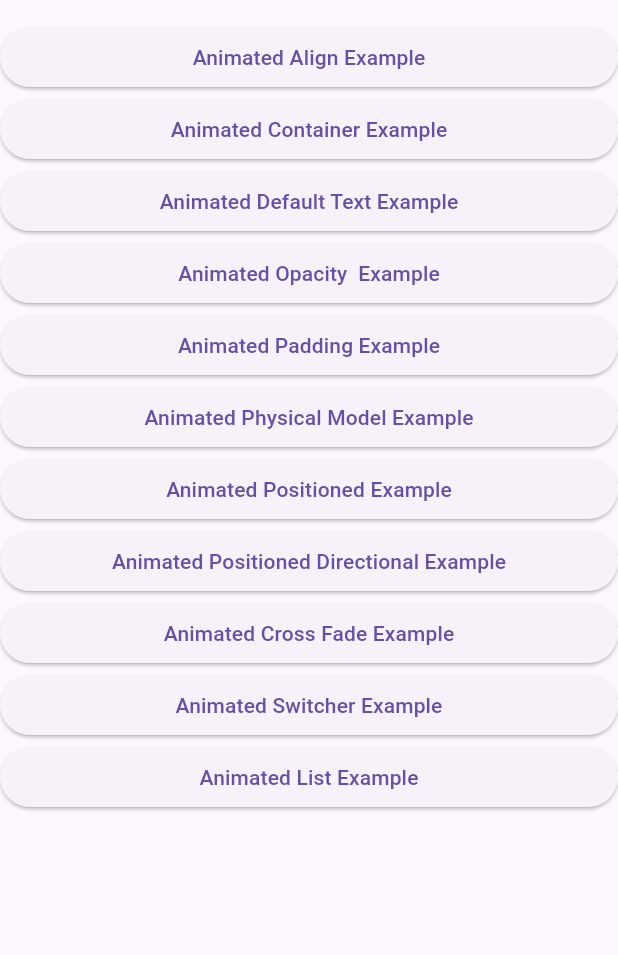
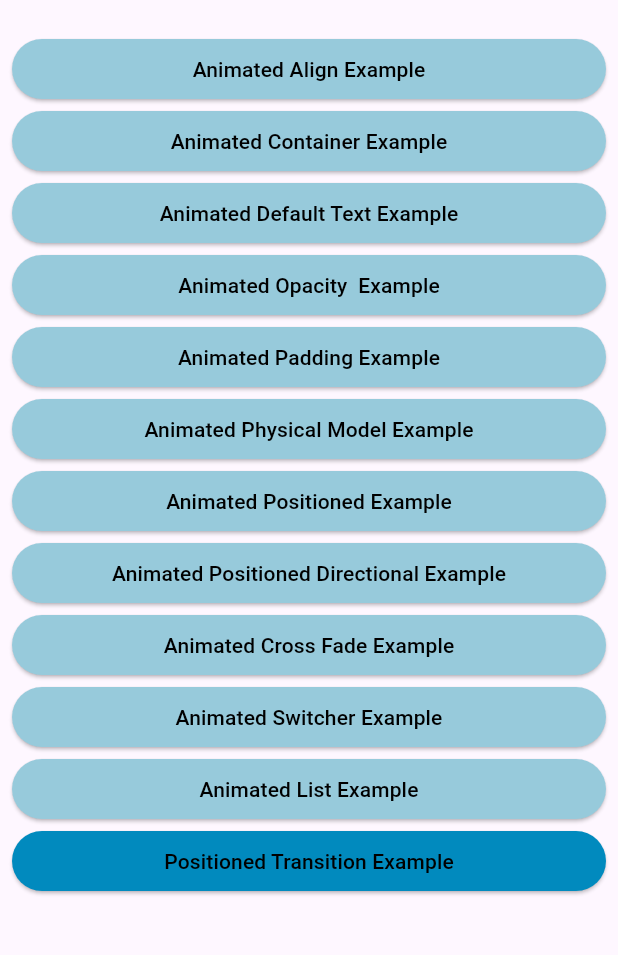
Before and after one commit to salahsaleh1015/Flutter-Animation, a Flutter app: the screen it shows after launch, on a phone screen of 412 x 824 dp, the part 63-1018 px from its top. Run offline on Flutter 3.47's test engine with Material 3 defaults, Android fonts, the phone set to English and light mode, and no system bars.

Commit message:
implement Positioned Transition Example

```diff
--- a/lib/main.dart
+++ b/lib/main.dart
@@ -1,4 +1,5 @@
 import 'package:flutter/material.dart';
+import 'package:flutter_animation/explicit_animations/positioned_transition_example.dart';
 import 'package:flutter_animation/implicit_animations/AnimatedOpacityExample.dart';
 import 'package:flutter_animation/implicit_animations/animated_align_example.dart';
 import 'package:flutter_animation/implicit_animations/animated_container.dart';
@@ -9,9 +10,7 @@ import 'package:flutter_animation/implicit_animations/animated_padding_example.d
 import 'package:flutter_animation/implicit_animations/animated_physical_model.dart';
 import 'package:flutter_animation/implicit_animations/animated_positioned_example.dart';
 import 'package:flutter_animation/implicit_animations/animated_switcher_example.dart';
-
 import 'implicit_animations/animated_positioned_directional_example.dart';
-
 void main() {
   runApp(const MyApp());
 }
@@ -24,7 +23,7 @@ class MyApp extends StatelessWidget {
     return MaterialApp(
       title: "flutter animation",
       debugShowCheckedModeBanner: false,
-      home: MainPage(),
+      home: const MainPage(),
       theme: ThemeData(
         primarySwatch: Colors.blue,
       ),
@@ -32,6 +31,9 @@ class MyApp extends StatelessWidget {
   }
 }
 
+
+//#02457a
+//#001b48
 class MainPage extends StatelessWidget {
   const MainPage({super.key});
 
@@ -42,19 +44,27 @@ class MainPage extends StatelessWidget {
         title: const Text("animation topics"),
       ),
       body: Center(
+        child: Padding(
+          padding: const EdgeInsets.all(8.0),
           child: ListView(
             physics: const BouncingScrollPhysics(),
             scrollDirection: Axis.vertical,
             children: [
               ElevatedButton(
+                style:ButtonStyle(
+                  backgroundColor: MaterialStateProperty.all(const Color(0xff97cadb)),
+                ) ,
                   onPressed: () {
                     Navigator.push(
                         context,
                         MaterialPageRoute(
                             builder: (context) => const AnimatedAlignExample()));
                   },
-                child: const Text("Animated Align Example")),
+                  child: const Text("Animated Align Example", style: TextStyle(color: Colors.black),)),
               ElevatedButton(
+                  style:ButtonStyle(
+                    backgroundColor: MaterialStateProperty.all(const Color(0xff97cadb)),
+                  ) ,
                   onPressed: () {
                     Navigator.push(
                         context,
@@ -62,8 +72,11 @@ class MainPage extends StatelessWidget {
                             builder: (context) =>
                                 const AnimatedContainerExample()));
                   },
-                child: const Text("Animated Container Example")),
+                  child: const Text("Animated Container Example" ,style: TextStyle(color: Colors.black),)),
               ElevatedButton(
+                  style:ButtonStyle(
+                    backgroundColor: MaterialStateProperty.all(const Color(0xff97cadb)),
+                  ) ,
                   onPressed: () {
                     Navigator.push(
                         context,
@@ -71,8 +84,11 @@ class MainPage extends StatelessWidget {
                             builder: (context) =>
                                 const AnimatedDefaultTextExample()));
                   },
-                child: const Text("Animated Default Text Example")),
+                  child: const Text("Animated Default Text Example", style: TextStyle(color: Colors.black),)),
               ElevatedButton(
+                  style:ButtonStyle(
+                    backgroundColor: MaterialStateProperty.all(const Color(0xff97cadb)),
+                  ) ,
                   onPressed: () {
                     Navigator.push(
                         context,
@@ -80,8 +96,11 @@ class MainPage extends StatelessWidget {
                             builder: (context) =>
                                 const AnimatedOpacityExample()));
                   },
-                child: const Text("Animated Opacity  Example")),
+                  child: const Text("Animated Opacity  Example", style: TextStyle(color: Colors.black),)),
               ElevatedButton(
+                  style:ButtonStyle(
+                    backgroundColor: MaterialStateProperty.all(const Color(0xff97cadb)),
+                  ) ,
                   onPressed: () {
                     Navigator.push(
                         context,
@@ -89,8 +108,11 @@ class MainPage extends StatelessWidget {
                             builder: (context) =>
                                 const AnimatedPaddingExample()));
                   },
-                child: const Text("Animated Padding Example")),
+                  child: const Text("Animated Padding Example", style: TextStyle(color: Colors.black),)),
               ElevatedButton(
+                  style:ButtonStyle(
+                    backgroundColor: MaterialStateProperty.all(const Color(0xff97cadb)),
+                  ) ,
                   onPressed: () {
                     Navigator.push(
                         context,
@@ -98,8 +120,11 @@ class MainPage extends StatelessWidget {
                             builder: (context) =>
                                 const AnimatedPhysicalModelExample()));
                   },
-                child: const Text("Animated Physical Model Example")),
+                  child: const Text("Animated Physical Model Example", style: TextStyle(color: Colors.black),)),
               ElevatedButton(
+                  style:ButtonStyle(
+                    backgroundColor: MaterialStateProperty.all(const Color(0xff97cadb)),
+                  ) ,
                   onPressed: () {
                     Navigator.push(
                         context,
@@ -107,8 +132,11 @@ class MainPage extends StatelessWidget {
                             builder: (context) =>
                             const AnimatedPositionedExample()));
                   },
-                child: const Text("Animated Positioned Example")),
+                  child: const Text("Animated Positioned Example", style: TextStyle(color: Colors.black),)),
               ElevatedButton(
+                  style:ButtonStyle(
+                    backgroundColor: MaterialStateProperty.all(const Color(0xff97cadb)),
+                  ) ,
                   onPressed: () {
                     Navigator.push(
                         context,
@@ -116,8 +144,11 @@ class MainPage extends StatelessWidget {
                             builder: (context) =>
                             const AnimatedPositionedDirectionalExample()));
                   },
-                child: const Text("Animated Positioned Directional Example")),
+                  child: const Text("Animated Positioned Directional Example", style: TextStyle(color: Colors.black),)),
               ElevatedButton(
+                  style:ButtonStyle(
+                    backgroundColor: MaterialStateProperty.all(const Color(0xff97cadb)),
+                  ) ,
                   onPressed: () {
                     Navigator.push(
                         context,
@@ -125,9 +156,11 @@ class MainPage extends StatelessWidget {
                             builder: (context) =>
                             const AnimatedCrossFadeExample()));
                   },
-                child: const Text("Animated Cross Fade Example")),
-
+                  child: const Text("Animated Cross Fade Example", style: TextStyle(color: Colors.black),)),
               ElevatedButton(
+                  style:ButtonStyle(
+                    backgroundColor: MaterialStateProperty.all(const Color(0xff97cadb)),
+                  ) ,
                   onPressed: () {
                     Navigator.push(
                         context,
@@ -135,9 +168,11 @@ class MainPage extends StatelessWidget {
                             builder: (context) =>
                             const AnimatedSwitcherExample()));
                   },
-                child: const Text("Animated Switcher Example")),
-
+                  child: const Text("Animated Switcher Example", style: TextStyle(color: Colors.black),)),
               ElevatedButton(
+                  style:ButtonStyle(
+                    backgroundColor: MaterialStateProperty.all(const Color(0xff97cadb)),
+                  ) ,
                   onPressed: () {
                     Navigator.push(
                         context,
@@ -145,14 +180,25 @@ class MainPage extends StatelessWidget {
                             builder: (context) =>
                             const AnimatedListExample()));
                   },
-                child: const Text("Animated List Example")),
-
-
+                  child: const Text("Animated List Example", style: TextStyle(color: Colors.black),)),
+              ElevatedButton(
+                  style:ButtonStyle(
+                    backgroundColor: MaterialStateProperty.all(const Color(0xff018abe)),
+                  ) ,
+                  onPressed: () {
+                    Navigator.push(
+                        context,
+                        MaterialPageRoute(
+                            builder: (context) =>
+                            const PositionedTransitionExample()));
+                  },
+                  child: const Text("Positioned Transition Example", style: TextStyle(color: Colors.black),)),
 
 
             ],
           ),
         ),
+      ),
     );
   }
 }
```
Also changed, not shown: lib/explicit_animations/positioned_transition_example.dart (added, +118 -0 lines). Lines whose indentation alone changed are shown as unchanged.
